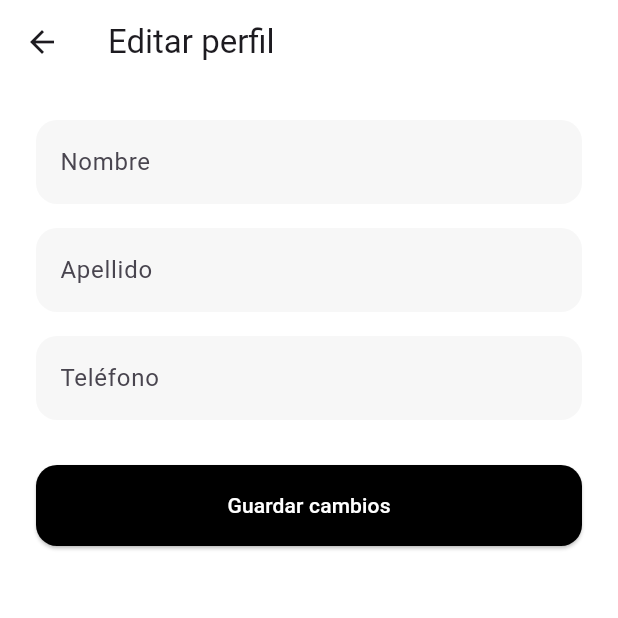
After one commit to DiegoGomeZz/turismo_app, a Flutter app: the EditProfileScreen screen opened directly, on a phone screen of 412 x 824 dp, the top half of it. The commit adds this screen. Run offline on Flutter 3.47's test engine with Material 3 defaults, Android fonts, the phone set to English and light mode, and no system bars; our stand-ins replace cached_network_image, google_maps_flutter, shimmer; accounts and stored records are empty; network calls fail.

Commit message:
Add update profile functionality

```diff
--- /dev/null
+++ b/lib/features/profile/views/edit_profile_screen.dart
@@ -0,0 +1,138 @@
+import 'package:flutter/material.dart';
+import 'package:provider/provider.dart';
+
+import 'package:turismo_app/features/profile/controllers/auth_provider.dart';
+import 'package:turismo_app/features/profile/enums/auth_state.dart';
+
+class EditProfileScreen extends StatefulWidget {
+  const EditProfileScreen({super.key});
+
+  @override
+  State<EditProfileScreen> createState() => _EditProfileScreenState();
+}
+
+class _EditProfileScreenState extends State<EditProfileScreen> {
+  late final TextEditingController nameController;
+  late final TextEditingController lastnameController;
+  late final TextEditingController phoneController;
+
+  @override
+  void initState() {
+    super.initState();
+    final user = context.read<AuthProvider>().user;
+    nameController = TextEditingController(text: user?.name ?? '');
+    lastnameController = TextEditingController(text: user?.lastname ?? '');
+    phoneController = TextEditingController(text: user?.phone ?? '');
+  }
+
+  @override
+  void dispose() {
+    nameController.dispose();
+    lastnameController.dispose();
+    phoneController.dispose();
+    super.dispose();
+  }
+
+  Future<void> _save() async {
+    final authProvider = context.read<AuthProvider>();
+
+    try {
+      await authProvider.updateUser(
+        name: nameController.text.trim(),
+        lastname: lastnameController.text.trim(),
+        phone: phoneController.text.trim(),
+      );
+
+      if (!mounted) return;
+
+      ScaffoldMessenger.of(
+        context,
+      ).showSnackBar(const SnackBar(content: Text('Perfil actualizado')));
+
+      Navigator.pop(context);
+    } catch (e) {
+      if (!mounted) return;
+      ScaffoldMessenger.of(
+        context,
+      ).showSnackBar(SnackBar(content: Text(e.toString())));
+    }
+  }
+
+  @override
+  Widget build(BuildContext context) {
+    final authProvider = context.watch<AuthProvider>();
+    final isLoading = authProvider.authState == AuthState.loading;
+
+    return Scaffold(
+      backgroundColor: Colors.white,
+      appBar: AppBar(
+        title: const Text('Editar perfil'),
+        backgroundColor: Colors.white,
+        elevation: 0,
+        scrolledUnderElevation: 0,
+      ),
+
+      body: Padding(
+        padding: const EdgeInsets.all(24),
+        child: Column(
+          children: [
+            _buildInput(controller: nameController, hint: 'Nombre'),
+            const SizedBox(height: 16),
+            _buildInput(controller: lastnameController, hint: 'Apellido'),
+            const SizedBox(height: 16),
+            _buildInput(controller: phoneController, hint: 'Teléfono'),
+            const SizedBox(height: 30),
+            _buildSaveButton(isLoading),
+          ],
+        ),
+      ),
+    );
+  }
+
+  Widget _buildInput({
+    required TextEditingController controller,
+    required String hint,
+  }) {
+    return TextField(
+      controller: controller,
+
+      decoration: InputDecoration(
+        hintText: hint,
+        filled: true,
+        fillColor: Colors.black.withOpacity(0.03),
+        border: OutlineInputBorder(
+          borderRadius: BorderRadius.circular(14),
+          borderSide: BorderSide.none,
+        ),
+      ),
+    );
+  }
+
+  Widget _buildSaveButton(bool isLoading) {
+    return SizedBox(
+      width: double.infinity,
+      height: 54,
+      child: ElevatedButton(
+        onPressed: isLoading ? null : _save,
+        style: ElevatedButton.styleFrom(
+          backgroundColor: Colors.black,
+          foregroundColor: Colors.white,
+          shape: RoundedRectangleBorder(
+            borderRadius: BorderRadius.circular(14),
+          ),
+        ),
+
+        child: isLoading
+            ? const SizedBox(
+                width: 24,
+                height: 24,
+                child: CircularProgressIndicator(
+                  strokeWidth: 2,
+                  color: Colors.white,
+                ),
+              )
+            : const Text('Guardar cambios'),
+      ),
+    );
+  }
+}
```
Also changed, not shown: lib/features/profile/controllers/auth_provider.dart (+44 -43 lines), lib/features/profile/services/api_client.dart (+29 -0 lines), lib/features/profile/services/auth_service.dart (+21 -0 lines), lib/features/profile/views/profile_screen.dart (+7 -1 lines).
